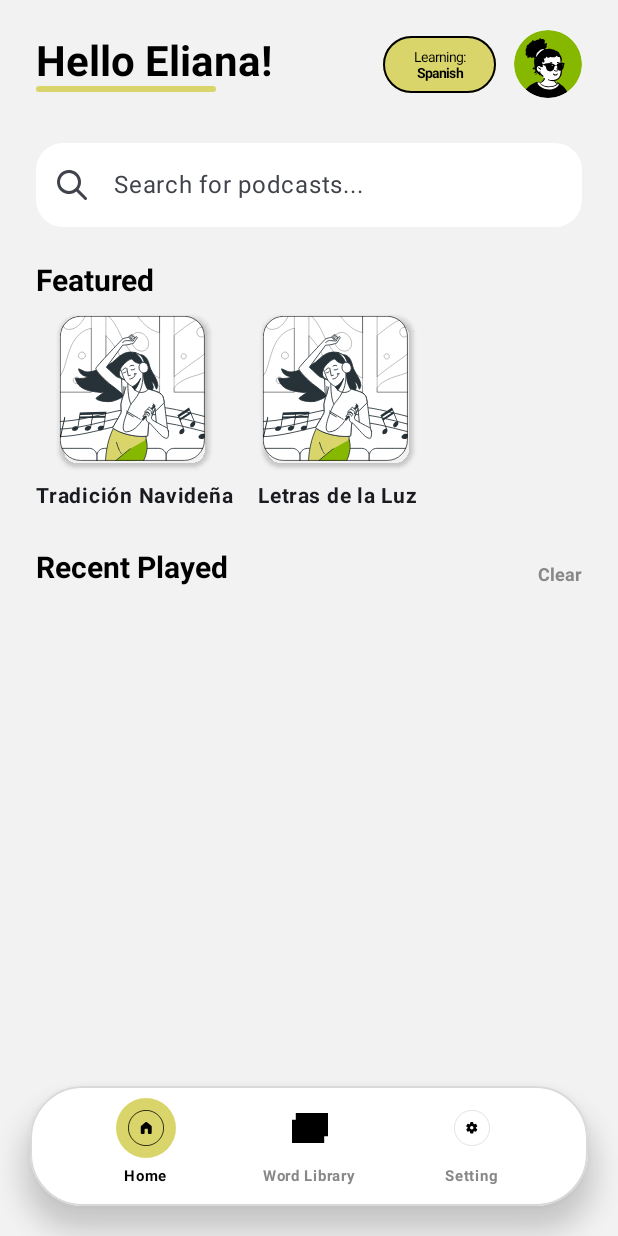
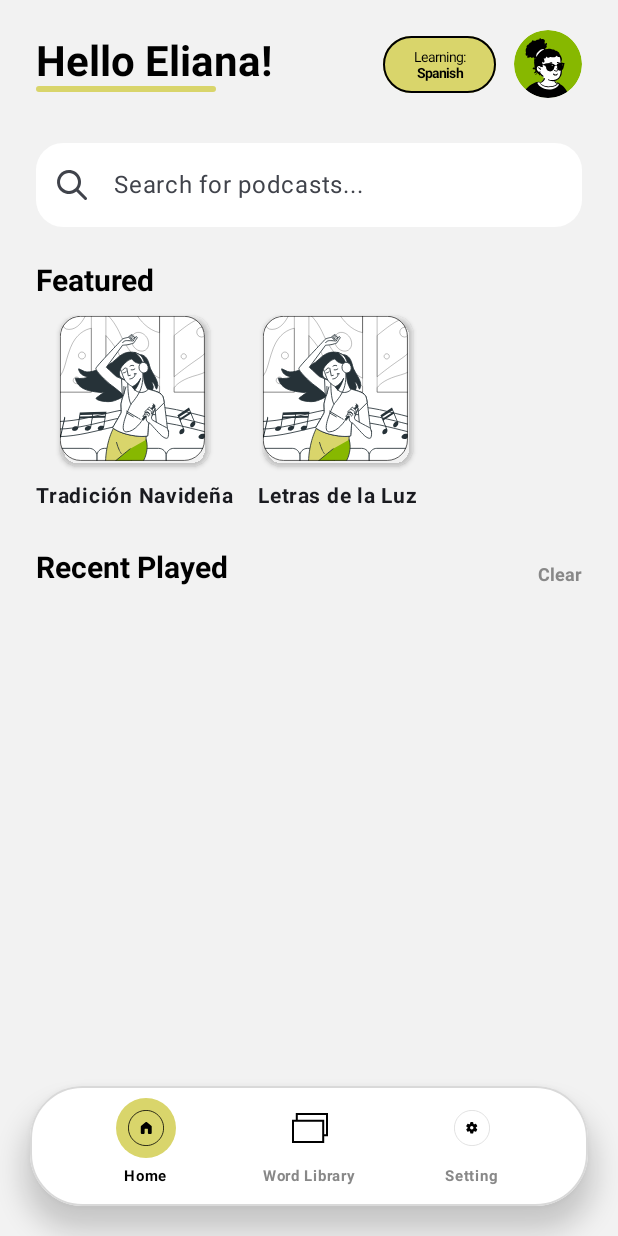
Before and after one commit to landing2/Lingonary_, an Android app built with Jetpack Compose: the MainActivity screen opened directly, with no data from a screen before it, on a phone screen of 412 x 824 dp. Run offline under Robolectric (Android 15) with nearby library versions, the phone set to English and light mode, and no system bars; our stand-ins replace Room's generated code.

Commit message:
Fixed the wordlib icon in navbar

```diff
--- a/app/src/main/java/com/example/lingonary_/PlayerScreen.kt
+++ b/app/src/main/java/com/example/lingonary_/PlayerScreen.kt
@@ -150,7 +150,7 @@ fun PlayerScreen(
                 Spacer(modifier = Modifier.weight(1f))
                 Text(title, style = MaterialTheme.typography.titleSmall, fontWeight = FontWeight.Bold, color = TextBlack)
                 Spacer(modifier = Modifier.weight(1f))
-                IconButton(onClick = onGotoLibrary) { Icon(painterResource(id = R.drawable.ic_wordlib), "Word Library", tint = Color.Black) }
+                IconButton(onClick = onGotoLibrary) { Icon(painterResource(id = R.drawable.ic_wordlib), "Word Library") }
             }
             // Transcript
             Column(modifier = Modifier.weight(1f).verticalScroll(scrollState).onSizeChanged { columnHeightPx = it.height }) {
--- a/app/src/main/res/drawable/ic_home_filled.xml
+++ b/app/src/main/res/drawable/ic_home_filled.xml
@@ -3,9 +3,6 @@
     android:height="45dp"
     android:viewportWidth="45"
     android:viewportHeight="45">
-  <path
-      android:pathData="M22.5,0.5L22.5,0.5A22,22 0,0 1,44.5 22.5L44.5,22.5A22,22 0,0 1,22.5 44.5L22.5,44.5A22,22 0,0 1,0.5 22.5L0.5,22.5A22,22 0,0 1,22.5 0.5z"
-      android:fillColor="#D9D56B"/>
   <path
       android:strokeWidth="1"
       android:pathData="M22.5,0.5L22.5,0.5A22,22 0,0 1,44.5 22.5L44.5,22.5A22,22 0,0 1,22.5 44.5L22.5,44.5A22,22 0,0 1,0.5 22.5L0.5,22.5A22,22 0,0 1,22.5 0.5z"
--- a/app/src/main/res/drawable/ic_wordlib.xml
+++ b/app/src/main/res/drawable/ic_wordlib.xml
@@ -6,11 +6,11 @@
   <path
       android:strokeWidth="1"
       android:pathData="M2.395,0.5h15.105v10.667h-15.105z"
-      android:fillColor="#000000"
+      android:fillColor="#ffffff"
       android:strokeColor="#000000"/>
   <path
       android:strokeWidth="1"
       android:pathData="M0.5,3.833h15.105v10.667h-15.105z"
-      android:fillColor="#000000"
+      android:fillColor="#ffffff"
       android:strokeColor="#000000"/>
 </vector>
```
